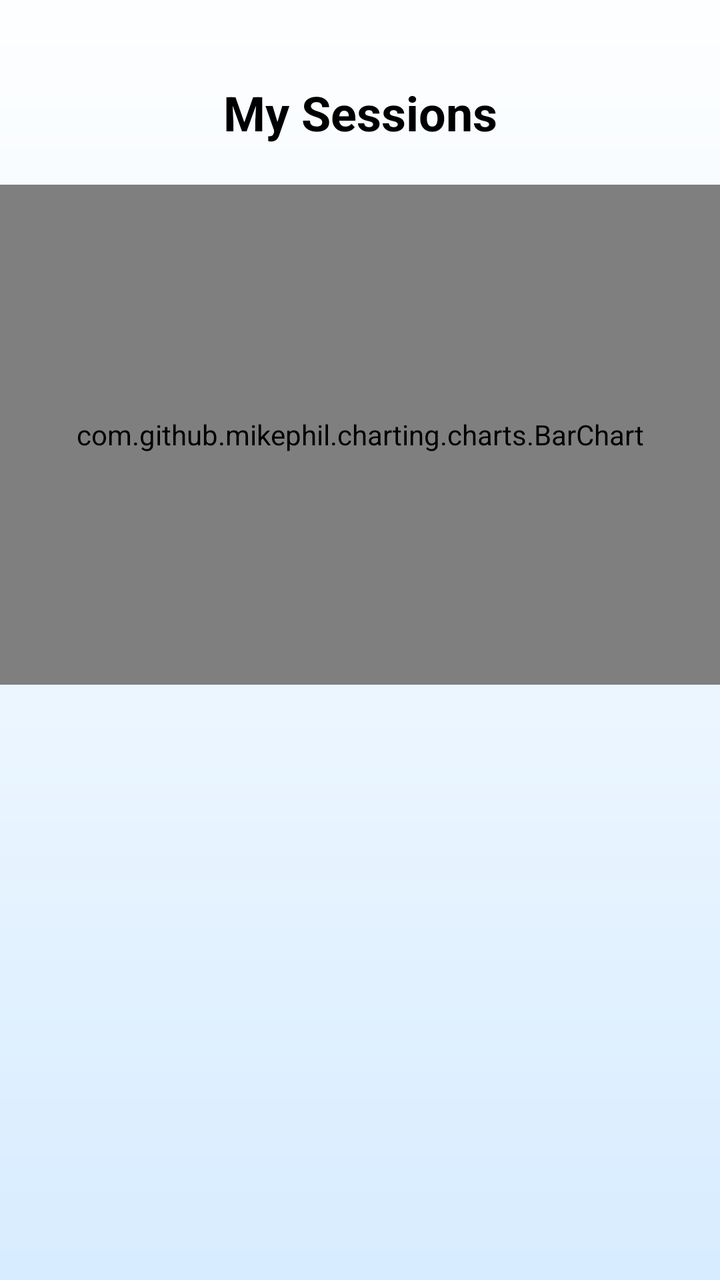
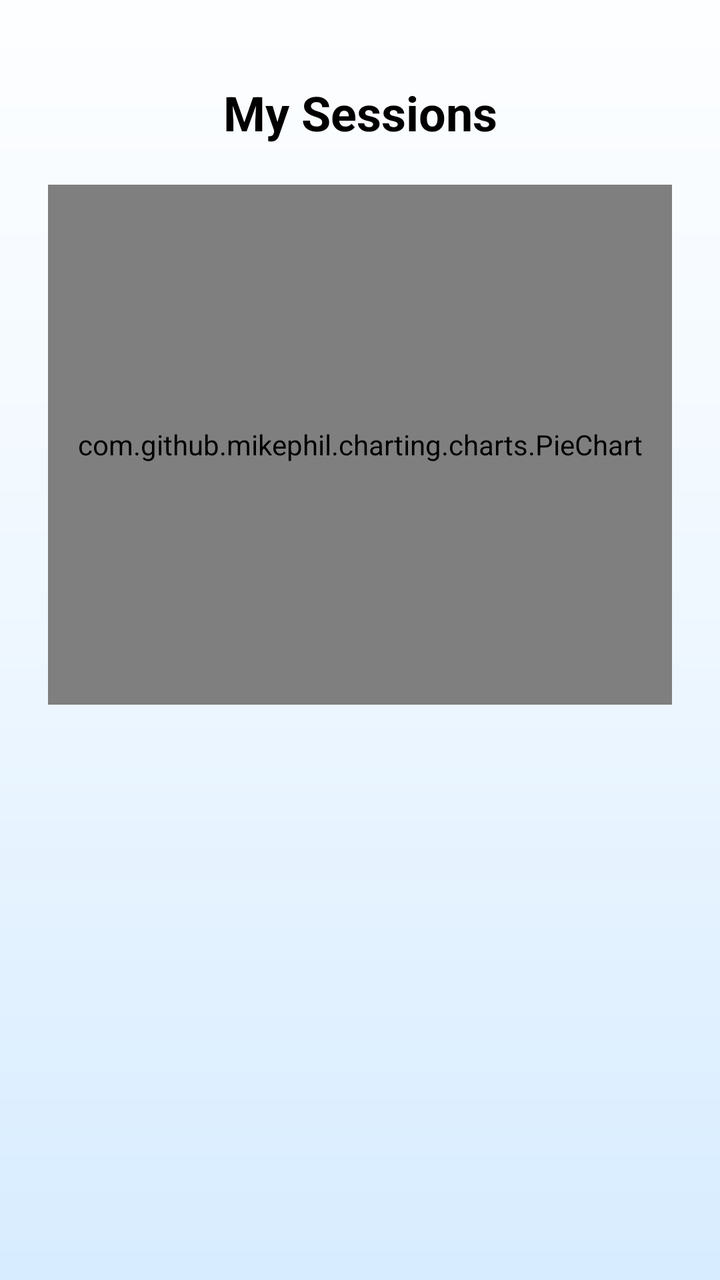

Screens rendered from an Android XML layout before and after an edit, with the pre-edit source and the edit as a unified diff.
<!-- AndroidManifest.xml: application theme Theme.First_exercise -->
<!-- res/layout/activity_my_sessions.xml -->
<androidx.constraintlayout.widget.ConstraintLayout
    xmlns:android="http://schemas.android.com/apk/res/android"
    xmlns:app="http://schemas.android.com/apk/res-auto"
    android:layout_width="match_parent"
    android:layout_height="match_parent"
    android:background="@drawable/login_background">


    <TextView
        android:id="@+id/catalog_title"
        android:layout_width="0dp"
        android:layout_height="wrap_content"
        android:gravity="center"
        android:layout_marginTop="40dp"
        android:text="My Sessions"
        android:textColor="@color/black"
        android:textSize="24sp"
        android:textStyle="bold"
        app:layout_constraintStart_toStartOf="parent"
        app:layout_constraintEnd_toEndOf="parent"
        app:layout_constraintTop_toTopOf="parent" />

    <com.github.mikephil.charting.charts.BarChart
        android:id="@+id/barChart"
        android:layout_width="0dp"
        android:layout_height="250dp"
        android:layout_marginTop="20dp"
        app:layout_constraintTop_toBottomOf="@id/catalog_title"
        app:layout_constraintStart_toStartOf="parent"
        app:layout_constraintEnd_toEndOf="parent"/>

    <TextView
        android:id="@+id/tvEmpty"
        android:text="No sessions yet"
        android:visibility="gone"
        android:textSize="20sp"
        android:textColor="@color/black"
        android:textStyle="bold"
        android:layout_marginTop="20dp"
        android:layout_width="wrap_content"
        android:layout_height="wrap_content"
        app:layout_constraintTop_toBottomOf="@id/barChart"
        app:layout_constraintStart_toStartOf="parent"
        app:layout_constraintEnd_toEndOf="parent"/>

    <androidx.recyclerview.widget.RecyclerView
        android:id="@+id/MySessions"
        android:layout_width="0dp"
        android:layout_height="0dp"
        android:layout_marginTop="20dp"
        app:layout_constraintTop_toBottomOf="@id/barChart"
        app:layout_constraintBottom_toBottomOf="parent"
        app:layout_constraintStart_toStartOf="parent"
        app:layout_constraintEnd_toEndOf="parent"/>

</androidx.constraintlayout.widget.ConstraintLayout>
<!-- resources referenced by this layout -->
<resources>
  <color name="black">#FF000000</color>
  <!-- drawable login_background (drawable) -->
  <?xml version="1.0" encoding="utf-8"?>
  <shape xmlns:android="http://schemas.android.com/apk/res/android">
      <gradient
          android:startColor="#FDFEFF"
      android:centerColor="#EEF7FF"
      android:endColor="#D7ECFF"
      android:angle="270" />
  </shape>
  <style name="Theme.First_exercise" parent="Base.Theme.First_exercise" />
  <style name="Base.Theme.First_exercise" parent="Theme.Material3.DayNight.NoActionBar">
          
          
      </style>
</resources>

<!-- the commit's change to res/layout/activity_my_sessions.xml (unified diff, before → after) -->
@@ -5,52 +5,72 @@
     android:layout_height="match_parent"
     android:background="@drawable/login_background">
 
-
     <TextView
         android:id="@+id/catalog_title"
         android:layout_width="0dp"
         android:layout_height="wrap_content"
+        android:layout_marginTop="40dp"
         android:gravity="center"
-        android:layout_marginTop="40dp"
         android:text="My Sessions"
         android:textColor="@color/black"
         android:textSize="24sp"
         android:textStyle="bold"
+        app:layout_constraintTop_toTopOf="parent"
         app:layout_constraintStart_toStartOf="parent"
-        app:layout_constraintEnd_toEndOf="parent"
-        app:layout_constraintTop_toTopOf="parent" />
+        app:layout_constraintEnd_toEndOf="parent" />
 
-    <com.github.mikephil.charting.charts.BarChart
-        android:id="@+id/barChart"
+    <com.github.mikephil.charting.charts.PieChart
+        android:id="@+id/pieChart"
         android:layout_width="0dp"
-        android:layout_height="250dp"
+        android:layout_height="260dp"
         android:layout_marginTop="20dp"
+        android:layout_marginStart="24dp"
+        android:layout_marginEnd="24dp"
         app:layout_constraintTop_toBottomOf="@id/catalog_title"
         app:layout_constraintStart_toStartOf="parent"
-        app:layout_constraintEnd_toEndOf="parent"/>
+        app:layout_constraintEnd_toEndOf="parent" />
+
+    <TextView
+        android:id="@+id/tvCategorySummary"
+        android:layout_width="0dp"
+        android:layout_height="wrap_content"
+        android:layout_marginTop="12dp"
+        android:layout_marginStart="24dp"
+        android:layout_marginEnd="24dp"
+        android:gravity="center"
+        android:textColor="@color/black"
+        android:textSize="15sp"
+        android:textStyle="bold"
+        app:layout_constraintTop_toBottomOf="@id/pieChart"
+        app:layout_constraintStart_toStartOf="parent"
+        app:layout_constraintEnd_toEndOf="parent" />
 
     <TextView
         android:id="@+id/tvEmpty"
-        android:text="No sessions yet"
-        android:visibility="gone"
-        android:textSize="20sp"
-        android:textColor="@color/black"
-        android:textStyle="bold"
-        android:layout_marginTop="20dp"
         android:layout_width="wrap_content"
         android:layout_height="wrap_content"
-        app:layout_constraintTop_toBottomOf="@id/barChart"
+        android:layout_marginTop="18dp"
+        android:text="No sessions yet"
+        android:textColor="@color/black"
+        android:textSize="20sp"
+        android:textStyle="bold"
+        android:visibility="gone"
+        app:layout_constraintTop_toBottomOf="@id/tvCategorySummary"
         app:layout_constraintStart_toStartOf="parent"
-        app:layout_constraintEnd_toEndOf="parent"/>
+        app:layout_constraintEnd_toEndOf="parent" />
 
     <androidx.recyclerview.widget.RecyclerView
         android:id="@+id/MySessions"
         android:layout_width="0dp"
         android:layout_height="0dp"
-        android:layout_marginTop="20dp"
-        app:layout_constraintTop_toBottomOf="@id/barChart"
+        android:layout_marginTop="16dp"
+        android:layout_marginStart="12dp"
+        android:layout_marginEnd="12dp"
+        android:clipToPadding="false"
+        android:paddingBottom="16dp"
+        app:layout_constraintTop_toBottomOf="@id/tvCategorySummary"
         app:layout_constraintBottom_toBottomOf="parent"
         app:layout_constraintStart_toStartOf="parent"
-        app:layout_constraintEnd_toEndOf="parent"/>
+        app:layout_constraintEnd_toEndOf="parent" />
 
 </androidx.constraintlayout.widget.ConstraintLayout>
